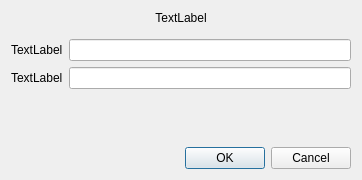
Old version of the form monosim-qt/Src/Qt_Files/NewContactDialog.ui in the repository armando-basile/monosim.
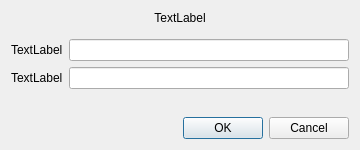
New version of the form. Icons and pictures are not drawn.

Commit message: - added context menu features (add/remove/copy contacts) - added all methods for each class, test required

Patch:
```diff
--- a/monosim-qt/Src/Qt_Files/NewContactDialog.ui
+++ b/monosim-qt/Src/Qt_Files/NewContactDialog.ui
@@ -6,9 +6,15 @@
     <x>0</x>
     <y>0</y>
     <width>360</width>
-    <height>180</height>
+    <height>150</height>
    </rect>
   </property>
+  <property name="minimumSize">
+   <size>
+    <width>360</width>
+    <height>150</height>
+   </size>
+  </property>
   <property name="windowTitle">
    <string>Dialog</string>
   </property>
```
The commit also changes 12 other files.
